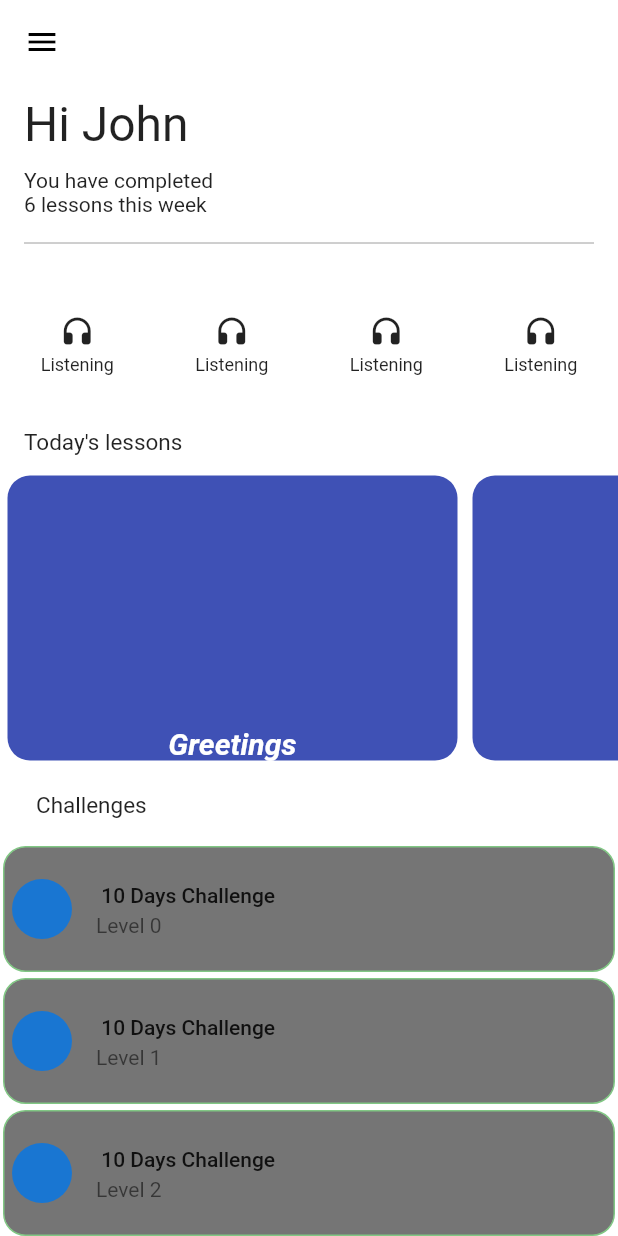
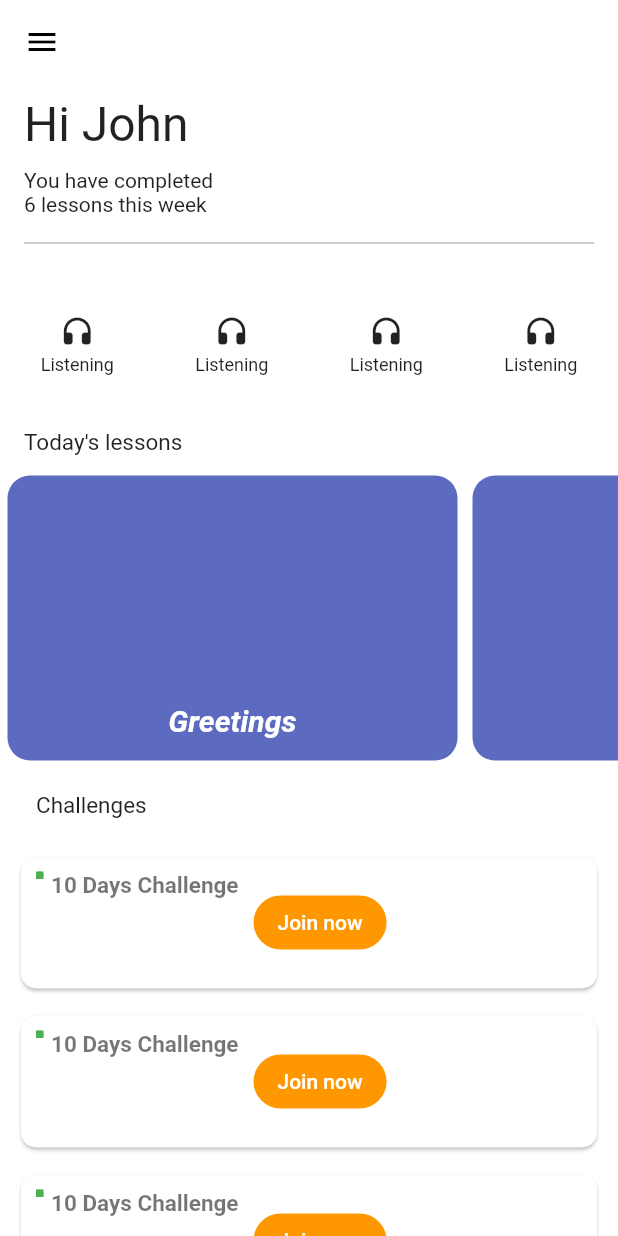
Before and after one commit to sitabra/AssignmentUI, a Flutter app: the screen it shows after launch, on a phone screen of 412 x 824 dp. Run offline on Flutter 3.47's test engine with Material 2 defaults, Android fonts, the phone set to English and light mode, and no system bars.

Commit message:
list view done

```diff
--- a/lib/screen/homepage.dart
+++ b/lib/screen/homepage.dart
@@ -31,8 +31,9 @@ class _HomePageState extends State<HomePage> {
               lessonsText(),
               lessonsItems(context),
               challenges(),
-              challengeItems(),
+              //challengeItems(),
               //tryItems(context),
+              tryingItems(context),
             ],
           ),
         ));
@@ -44,12 +45,8 @@ class _HomePageState extends State<HomePage> {
       child: Column(
         crossAxisAlignment: CrossAxisAlignment.start,
         children: const [
-          Text(
-            'Hi John',
-            style: TextStyle(fontSize: 32),
-          ),
-          SizedBox(
-            height: 10,
+          Text( 'Hi John', style: TextStyle(fontSize: 32),),
+          SizedBox( height: 10,
           ),
           Text(
             'You have completed\n6 lessons this week',
@@ -137,7 +134,7 @@ class _HomePageState extends State<HomePage> {
             side: BorderSide(
               color: Colors.green.shade300,
             ),
-            borderRadius: BorderRadius.circular(15.0),
+            borderRadius: BorderRadius.circular(20.0),
           ),
           hoverColor: Colors.blue,
           tileColor: Colors.black54,
@@ -153,23 +150,114 @@ class _HomePageState extends State<HomePage> {
   }
 
   Widget tryItems(BuildContext context) {
-    return Padding(
+    return Container(
+      child: Column(
+        children: [
+          const Text("10 days challenge",
+            style: TextStyle(
+                fontSize: 19,
+                fontWeight: FontWeight.bold,
+                color: Colors.black54),),
+          const SizedBox(height: 5,),
+          const Text("Immediate Level",
+            style: TextStyle(
+                fontSize: 12,
+                color: Colors.black54),),
+          const SizedBox(height: 9,),
+          Container(
+            margin: const EdgeInsets.all(10),
+            child: GestureDetector(
+              onTap: () {
+                print("Pressed");
+              },
+              child: const Center(
+                child: Text('Join now',
+                style: TextStyle(
+                  color: Colors.white,),),),
+            ),
+            height: 40,
+            width: 100,
+            decoration: BoxDecoration(
+              borderRadius: BorderRadius.circular(12),
+              color: Colors.orangeAccent,),
+          ),
+        ],
+      ),
+      height: 120,
+      width: double.infinity,
+      decoration: BoxDecoration(
+          borderRadius: BorderRadius.circular(12),
+          color: Colors.white),
+      margin: const EdgeInsets.all(10),
       padding: const EdgeInsets.all(5),
-      child: SizedBox(
-          height: 100,
-          width: double.infinity,
-          child: ListView.builder(
-              scrollDirection: Axis.horizontal,
-              itemCount: 50,
-              itemBuilder: (BuildContext context, int index) {
-                return Container(
-                  margin: const EdgeInsets.symmetric(horizontal: 2),
-                  height: 50,
-                  width: 50,
-                  color: Colors.grey,
-                  child: Center(child: Text('$index A')),
-                );
-              })),
+    );
+  }
+
+  Widget tryingItems(BuildContext context) {
+    return SizedBox(
+        child: ListView.builder(
+            itemCount: 10,
+            physics: const NeverScrollableScrollPhysics(),
+            shrinkWrap: true,
+            itemBuilder: (BuildContext context, int index) => Container(
+              width: MediaQuery.of(context).size.width,
+              padding: const EdgeInsets.symmetric(horizontal: 10.0, vertical: 5.0),
+              child: Card(
+
+                shape: RoundedRectangleBorder(
+                  borderRadius: BorderRadius.circular(10.0),
+                ),
+                child: Container(
+                  width: MediaQuery.of(context).size.width,
+                  padding: const EdgeInsets.symmetric(horizontal: 10.0, vertical: 10.0),
+                  child: Row(
+                    mainAxisAlignment: MainAxisAlignment.start,
+                    crossAxisAlignment: CrossAxisAlignment.start,
+                    children: [
+                      Row(
+                        crossAxisAlignment: CrossAxisAlignment.start,
+                        children: [
+                          Container(
+                            width: 5,
+                            height: 5,
+                            color: Colors.green,
+                            child: const CircleAvatar(
+                              backgroundColor: Colors.green,
+                              foregroundColor: Colors.green,
+                            ),
+                          ),
+                          SizedBox(
+                            width: 5.0 ,),
+                          Column(
+                            crossAxisAlignment: CrossAxisAlignment.start,
+                            children: const [
+                              Text("10 Days Challenge", style: TextStyle(color: Colors.black54, fontSize: 15,
+                                  fontWeight: FontWeight.bold),),
+
+                            ],
+                          ),
+                        ],
+                      ),
+                      Container(
+                        alignment: Alignment.center,
+                        padding: const EdgeInsets.symmetric(horizontal: 10.0, vertical: 10.0),
+                        child: FlatButton(
+                          onPressed: () {},
+                          color: Colors.orange,
+                          shape: RoundedRectangleBorder(
+                            borderRadius: BorderRadius.circular(20),
+                          ),
+                          child: const Text('Join now',
+                            style: TextStyle(
+                              color: Colors.white,),),
+                        ),
+                      ),
+                    ],
+                  ),
+                ),
+              ),
+            )
+        ),
     );
   }
 }
--- a/lib/widgets/items_lessons.dart
+++ b/lib/widgets/items_lessons.dart
@@ -14,13 +14,16 @@ class ItemsLessons extends StatelessWidget {
       width: 300,
       decoration: BoxDecoration(
         borderRadius: BorderRadius.circular(15),
-        color: Colors.indigo,
+        color: Colors.indigo.shade400,
       ),
       child: Column(
         mainAxisAlignment: MainAxisAlignment.end,
         children: [
-          Text(title,
-          style: const TextStyle(fontSize: 20,color: Colors.white,fontStyle: FontStyle.italic, fontWeight: FontWeight.bold),
+          Padding(
+            padding: const EdgeInsets.all(15.0),
+            child: Text(title,
+            style: const TextStyle(fontSize: 20,color: Colors.white,fontStyle: FontStyle.italic, fontWeight: FontWeight.bold),
+            ),
           ),
         ],
       ),
```
